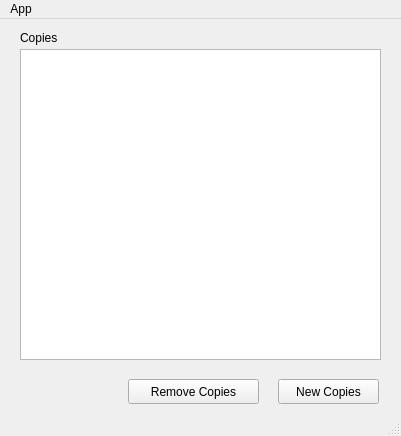
Above: mainwindow.ui from binary-coffee-dev/bc-copy-client before the change. Below: the same form after it.
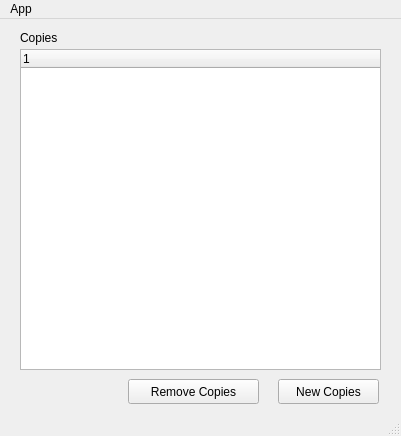
That is the form after the change.

Commit message: Adding list of copies, first version

What changed in the file:
```diff
--- a/mainwindow.ui
+++ b/mainwindow.ui
@@ -14,16 +14,6 @@
    <string>Copy Client</string>
   </property>
   <widget class="QWidget" name="centralWidget">
-   <widget class="QListView" name="listView">
-    <property name="geometry">
-     <rect>
-      <x>20</x>
-      <y>30</y>
-      <width>361</width>
-      <height>311</height>
-     </rect>
-    </property>
-   </widget>
    <widget class="QLabel" name="label">
     <property name="geometry">
      <rect>
@@ -63,6 +53,21 @@
      <string>Remove Copies</string>
     </property>
    </widget>
+   <widget class="QTreeWidget" name="copiesList">
+    <property name="geometry">
+     <rect>
+      <x>20</x>
+      <y>30</y>
+      <width>361</width>
+      <height>321</height>
+     </rect>
+    </property>
+    <column>
+     <property name="text">
+      <string notr="true">1</string>
+     </property>
+    </column>
+   </widget>
   </widget>
   <widget class="QMenuBar" name="menuBar">
    <property name="geometry">
```
The commit also changes 3 other files.
